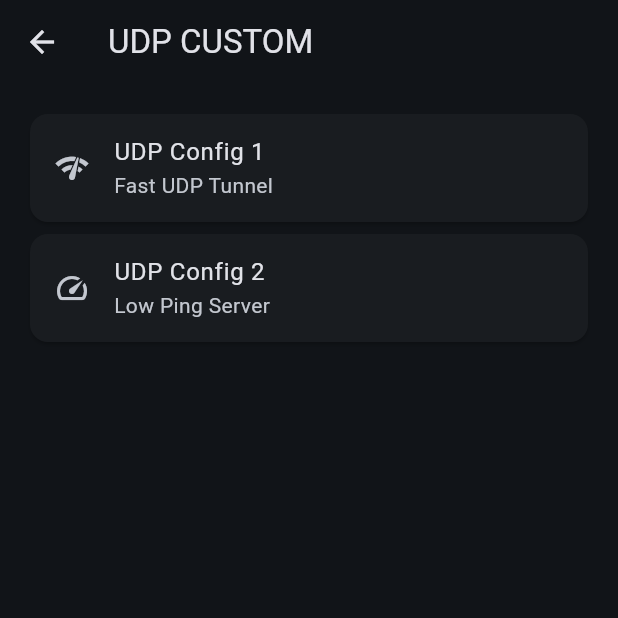
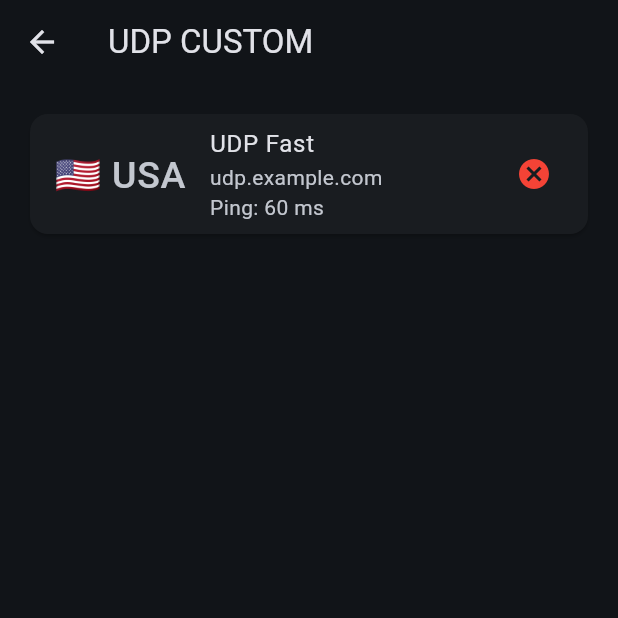
Before and after one commit to hakimfreefire2008-a11y/ABDELLALI.X.VPS, a Flutter app: the UdpScreen screen opened directly, on a phone screen of 412 x 824 dp, the top half of it. Run offline on Flutter 3.47's test engine with Material 3 defaults, Android fonts, the phone set to English and light mode, and no system bars.

Commit message:
Connect UDP page with server data

```diff
--- a/lib/screens/udp_screen.dart
+++ b/lib/screens/udp_screen.dart
@@ -1,4 +1,6 @@
 import 'package:flutter/material.dart';
+import '../services/server_service.dart';
+
 
 class UdpScreen extends StatelessWidget {
 
@@ -8,6 +10,12 @@
   @override
   Widget build(BuildContext context) {
 
+
+    final servers = ServerService.servers
+        .where((s) => s.type == "UDP")
+        .toList();
+
+
     return Scaffold(
 
       appBar: AppBar(
@@ -15,30 +23,59 @@
       ),
 
 
-      body: ListView(
+      body: ListView.builder(
 
         padding: const EdgeInsets.all(16),
 
-        children: const [
-
-          Card(
-            child: ListTile(
-              leading: Icon(Icons.network_check),
-              title: Text("UDP Config 1"),
-              subtitle: Text("Fast UDP Tunnel"),
-            ),
-          ),
+        itemCount: servers.length,
 
 
-          Card(
+        itemBuilder: (context,index){
+
+
+          final server = servers[index];
+
+
+          return Card(
+
             child: ListTile(
-              leading: Icon(Icons.speed),
-              title: Text("UDP Config 2"),
-              subtitle: Text("Low Ping Server"),
+
+              leading: Text(
+                server.country,
+                style: const TextStyle(
+                  fontSize: 25,
+                ),
+              ),
+
+
+              title: Text(
+                server.name,
+              ),
+
+
+              subtitle: Text(
+                "${server.host}\nPing: ${server.ping} ms",
+              ),
+
+
+              trailing: Icon(
+
+                server.online
+                    ? Icons.check_circle
+                    : Icons.cancel,
+
+                color: server.online
+                    ? Colors.green
+                    : Colors.red,
+
+              ),
+
             ),
-          ),
 
-        ],
+          );
+
+
+        },
 
       ),
 
```
